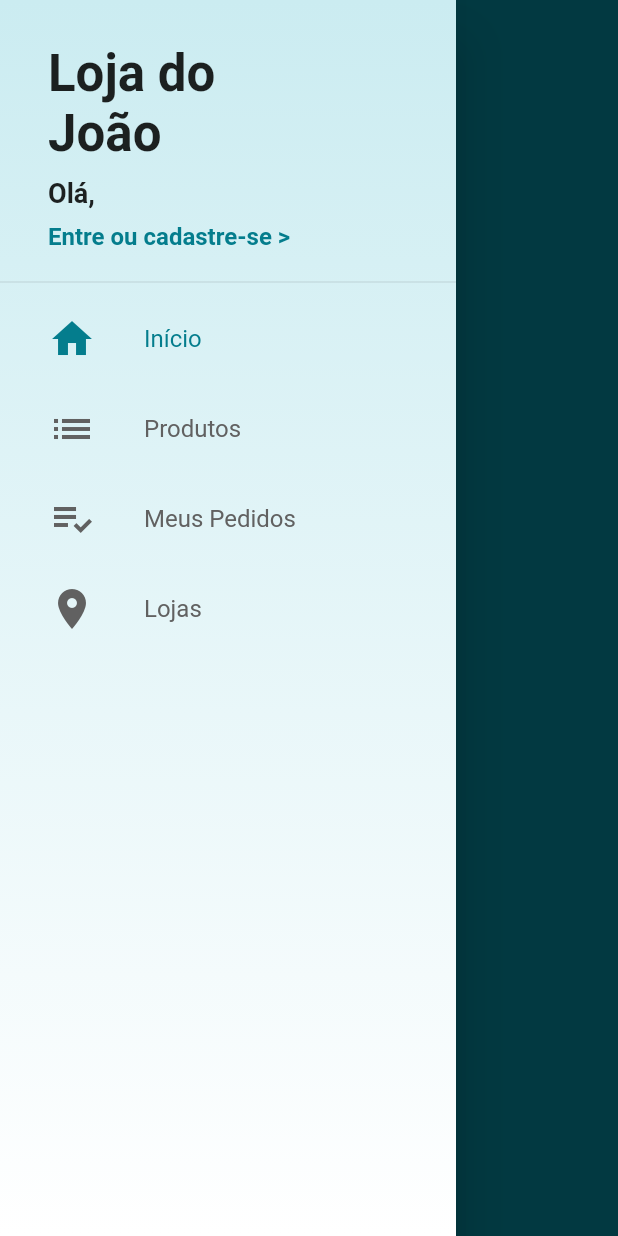
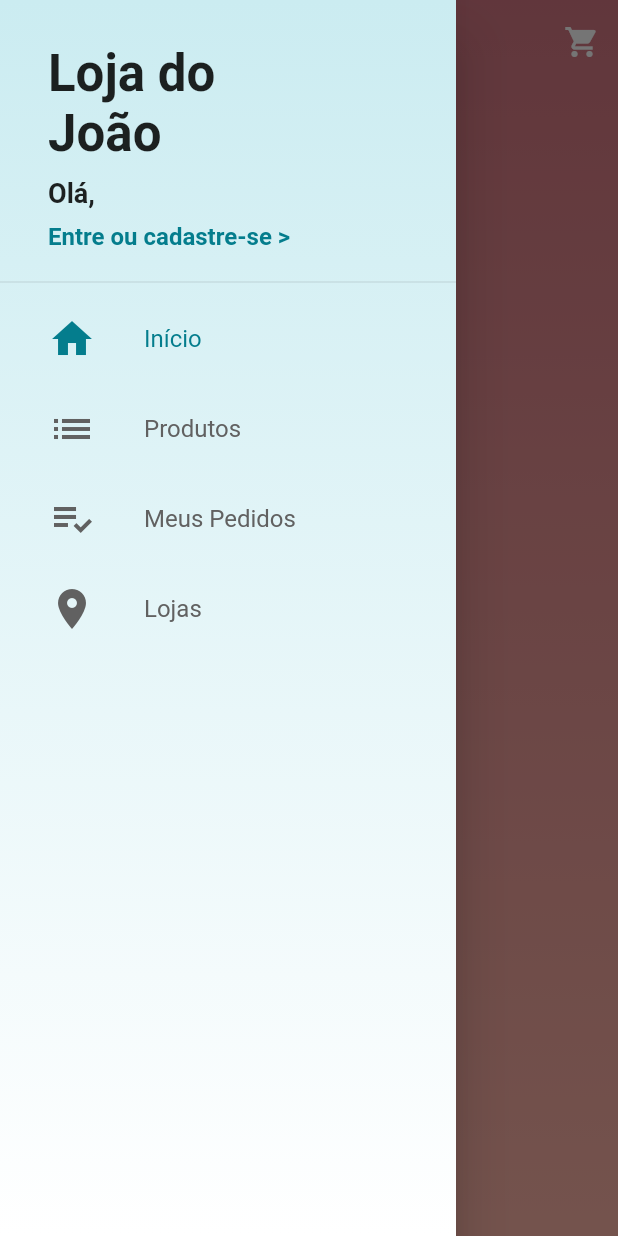
Before and after one commit to jdaibello/loja-virtual, a Flutter app: the screen it shows after launch, with the side drawer open, on a phone screen of 412 x 824 dp. Run offline on Flutter 3.47's test engine with Material 2 defaults, Android fonts, the phone set to English and light mode, and no system bars; our stand-ins replace carousel_pro, cloud_firestore, firebase_auth, firebase_crashlytics, transparent_image; accounts and stored records are empty.

Commit message:
Implementando a Tela Inicial

```diff
--- a/lib/main.dart
+++ b/lib/main.dart
@@ -10,6 +10,8 @@ import 'package:loja_virtual/screens/login/login_screen.dart';
 import 'package:loja_virtual/screens/product/product_screen.dart';
 import 'package:loja_virtual/screens/signup/signup_screen.dart';
 import 'package:provider/provider.dart';
+
+import 'models/home_manager.dart';
 
 void main() {
   Crashlytics.instance.enableInDevMode = true;
@@ -27,6 +29,10 @@ class MyApp extends StatelessWidget {
         ),
         ChangeNotifierProvider(
           create: (_) => ProductManager(),
+          lazy: false,
+        ),
+        ChangeNotifierProvider(
+          create: (_) => HomeManager(),
           lazy: false,
         ),
         ChangeNotifierProxyProvider<UserManager, CartManager>(
--- a/lib/models/cart_product.dart
+++ b/lib/models/cart_product.dart
@@ -2,7 +2,6 @@ import 'package:cloud_firestore/cloud_firestore.dart';
 import 'package:flutter/material.dart';
 import 'package:loja_virtual/models/item_size.dart';
 import 'package:loja_virtual/models/product.dart';
-import 'package:provider/provider.dart';
 
 class CartProduct extends ChangeNotifier {
 
--- /dev/null
+++ b/lib/models/home_manager.dart
@@ -0,0 +1,89 @@
+import 'package:cloud_firestore/cloud_firestore.dart';
+import 'package:flutter/material.dart';
+import 'package:loja_virtual/models/section.dart';
+
+class HomeManager extends ChangeNotifier {
+
+  HomeManager() {
+    _loadSections();
+  }
+
+  final List<Section> sections = [];
+
+  // TODO: Realizar edição da tela home (Administrador)
+  /*List<Section> _editingSections = [];
+
+  bool editing = false;
+  bool loading = false;*/
+
+  Firestore firestore = Firestore.instance;
+
+  Future<void> _loadSections() async {
+    firestore.collection('home')/*.orderBy('pos', descending: true)*/.snapshots().listen((snapshot) {
+      sections.clear();
+      for (final DocumentSnapshot document in snapshot.documents) {
+        sections.add(Section.fromDocument(document));
+      }
+      notifyListeners();
+    });
+  }
+
+  /*
+  void addSection(Section section) {
+    _editingSections.add(section);
+    notifyListeners();
+  }
+
+  void removeSection(Section section) {
+    _editingSections.remove(section);
+    notifyListeners();
+  }
+
+  List<Section> get sections {
+    if (editing)
+      return _editingSections;
+    else
+      return _sections;
+  }
+
+  void enterEditing() {
+    editing = true;
+
+    _editingSections = _sections.map((s) => s.clone()).toList();
+
+    notifyListeners();
+  }
+
+  Future<void> saveEditing() async {
+    bool valid = true;
+    for (final section in _editingSections) {
+      if (!section.valid()) valid = false;
+    }
+    if (!valid) return;
+
+    loading = true;
+    notifyListeners();
+
+    int pos = 0;
+    for (final section in _editingSections) {
+      await section.save(pos);
+      pos++;
+    }
+
+    for (final section in List.from(_sections)) {
+      if (!_editingSections.any((element) => element.id == section.id)) {
+        await section.delete();
+      }
+    }
+
+    loading = false;
+    editing = false;
+    notifyListeners();
+  }
+
+  void discardEditing() {
+    editing = false;
+    notifyListeners();
+  }
+   */
+}
--- /dev/null
+++ b/lib/models/section.dart
@@ -0,0 +1,21 @@
+import 'package:cloud_firestore/cloud_firestore.dart';
+import 'package:loja_virtual/models/section_item.dart';
+
+class Section {
+
+  Section.fromDocument(DocumentSnapshot document) {
+    name = document.data['name'] as String;
+    type = document.data['type'] as String;
+    items = (document.data['items'] as List).map(
+            (i) => SectionItem.fromMap(i as Map<String, dynamic>)).toList();
+  }
+
+  String name;
+  String type;
+  List<SectionItem> items;
+
+  @override
+  String toString() {
+    return 'Section{name: $name, type: $type, items: $items}';
+  }
+}
--- a/lib/models/user_manager.dart
+++ b/lib/models/user_manager.dart
@@ -2,7 +2,7 @@ import 'package:cloud_firestore/cloud_firestore.dart';
 import 'package:firebase_auth/firebase_auth.dart';
 import 'package:flutter/material.dart';
 import 'package:flutter/services.dart';
-import 'file:///D:/dev/flutter/futinfobr/fut_info_br/lib/helpers/firebase_errors.dart';
+import 'package:loja_virtual/helpers/firebase_errors.dart';
 import 'package:loja_virtual/models/user.dart';
 
 class UserManager extends ChangeNotifier {
--- a/lib/screens/base/base_screen.dart
+++ b/lib/screens/base/base_screen.dart
@@ -1,6 +1,7 @@
 import 'package:flutter/material.dart';
 import 'package:loja_virtual/common/custom_drawer/custom_drawer.dart';
 import 'package:loja_virtual/models/page_manager.dart';
+import 'package:loja_virtual/screens/home/home_screen.dart';
 import 'package:loja_virtual/screens/products/products_screen.dart';
 import 'package:provider/provider.dart';
 
@@ -16,12 +17,7 @@ class BaseScreen extends StatelessWidget {
         controller: pageController,
         physics: const NeverScrollableScrollPhysics(),
         children: <Widget>[
-          Scaffold(
-            drawer: CustomDrawer(),
-            appBar: AppBar(
-              title: const Text('Home'),
-            ),
-          ),
+          HomeScreen(),
           ProductsScreen(),
           Scaffold(
             drawer: CustomDrawer(),
--- /dev/null
+++ b/lib/screens/home/home_screen.dart
@@ -0,0 +1,72 @@
+import 'package:flutter/material.dart';
+import 'package:loja_virtual/common/custom_drawer/custom_drawer.dart';
+import 'package:loja_virtual/models/home_manager.dart';
+import 'package:loja_virtual/screens/home/components/section_list.dart';
+import 'package:loja_virtual/screens/home/components/section_staggered.dart';
+import 'package:provider/provider.dart';
+
+class HomeScreen extends StatelessWidget {
+  @override
+  Widget build(BuildContext context) {
+    return Scaffold(
+      drawer: CustomDrawer(),
+      body: Stack(
+        children: <Widget>[
+          Container(
+            decoration: BoxDecoration(
+                gradient: LinearGradient(
+                    colors: const [
+                      Color.fromARGB(255, 211, 118, 130),
+                      Color.fromARGB(255, 253, 181, 168)
+                    ],
+                    begin: Alignment.topCenter,
+                    end: Alignment.bottomCenter
+                )
+            ),
+          ),
+          CustomScrollView(
+            slivers: <Widget>[
+              SliverAppBar(
+                snap: true,
+                floating: true,
+                elevation: 0,
+                backgroundColor: Colors.transparent,
+                flexibleSpace: const FlexibleSpaceBar(
+                  title: Text('Loja do João'),
+                  centerTitle: true,
+                ),
+                actions: <Widget>[
+                  IconButton(
+                    icon: Icon(Icons.shopping_cart),
+                    color: Colors.white,
+                    onPressed: () => Navigator.of(context).pushNamed('/cart'),
+                  ),
+                ],
+              ),
+              Consumer<HomeManager>(
+                builder: (_, homeManager, __){
+                  final List<Widget> children = homeManager.sections.map<Widget>(
+                          (section) {
+                        switch(section.type){
+                          case 'List':
+                            return SectionList(section);
+                          case 'Staggered':
+                            return SectionStaggered(section);
+                          default:
+                            return Container();
+                        }
+                      }
+                  ).toList();
+
+                  return SliverList(
+                    delegate: SliverChildListDelegate(children),
+                  );
+                },
+              ),
+            ],
+          ),
+        ],
+      ),
+    );
+  }
+}
--- a/lib/screens/products/components/product_list_tile.dart
+++ b/lib/screens/products/components/product_list_tile.dart
@@ -59,7 +59,7 @@ class ProductListTile extends StatelessWidget {
                     )
                   ],
                 ),
-              )
+              ),
             ],
           ),
         ),
--- a/pubspec.yaml
+++ b/pubspec.yaml
@@ -32,8 +32,10 @@ dependencies:
   firebase_auth: ^0.16.1
   firebase_storage: ^3.1.6
   firebase_crashlytics: ^0.1.4+1
-  provider: ^4.3.1
+  provider: ^4.3.2
   carousel_pro: ^1.0.0
+  flutter_staggered_grid_view: ^0.3.2
+  transparent_image: ^1.0.0
 
 dev_dependencies:
   flutter_test:
```
Also changed, not shown: lib/models/product_manager.dart (+8 -0 lines), lib/models/section_item.dart (added, +15 -0 lines), lib/screens/home/components/item_tile.dart (added, +35 -0 lines), lib/screens/home/components/section_header.dart (added, +24 -0 lines), lib/screens/home/components/section_list.dart (added, +35 -0 lines), lib/screens/home/components/section_staggered.dart (added, +38 -0 lines), pubspec.lock.
